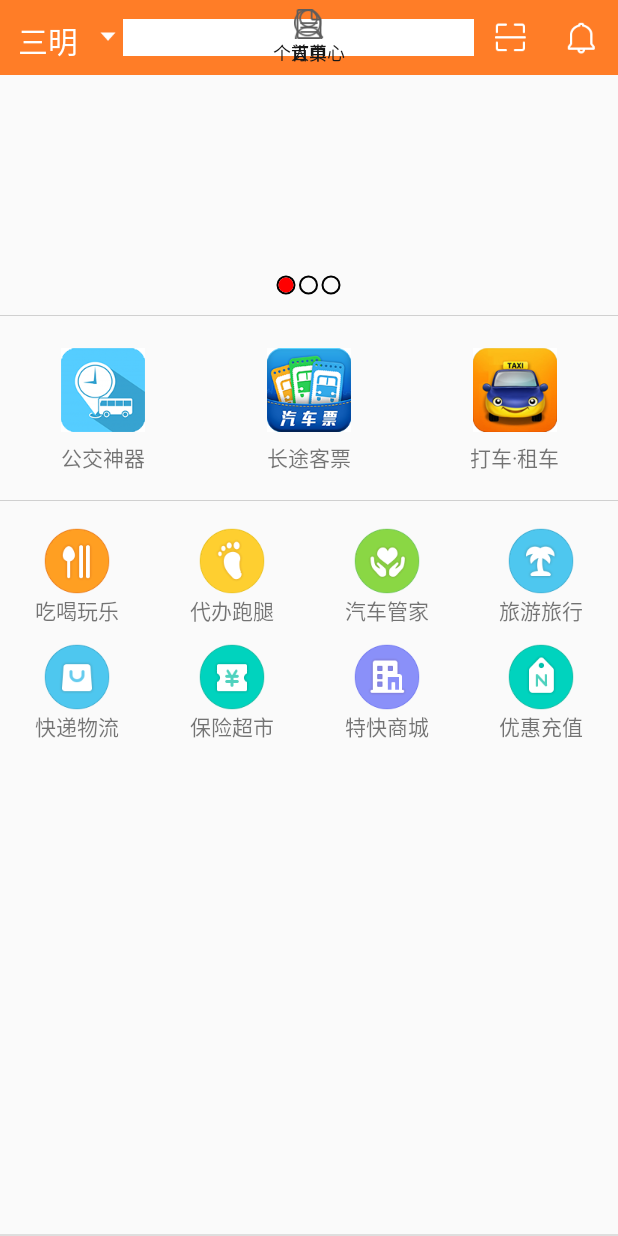
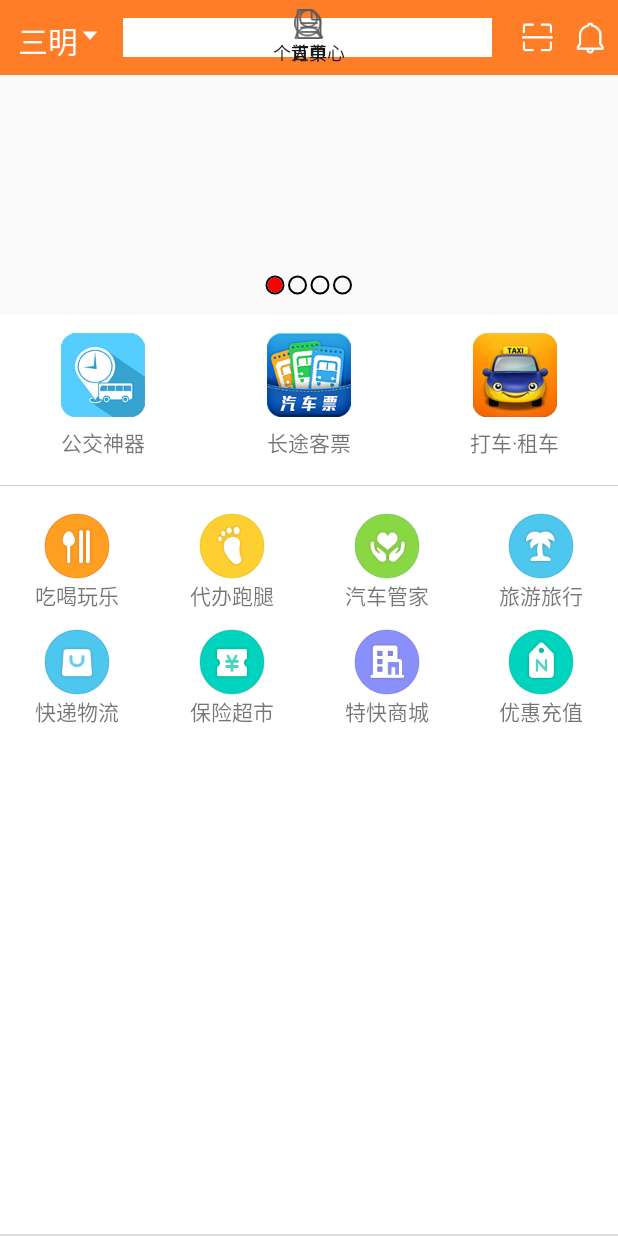
Before and after one commit to aitonjiaotong/AiTon_BaMin_Everything_2016-3-2am, an Android app: the screen it shows after launch (EverytingActivity), on a phone screen of 412 x 824 dp. Run offline under Robolectric (Android 15) with nearby library versions, the phone set to English and light mode, and no system bars; our stand-ins replace CircleImageView.

Commit message:
2016年3月1日15:03:53

```diff
--- a/八闽出行/src/main/AndroidManifest.xml
+++ b/八闽出行/src/main/AndroidManifest.xml
@@ -132,6 +132,7 @@
         </activity>
         <activity
             android:name=".EverytingActivity"
+            android:windowSoftInputMode="adjustNothing"
             android:label="@string/title_activity_everyting" >
             <intent-filter>
                 <action android:name="android.intent.action.MAIN" />
--- a/八闽出行/src/main/res/layout/fragment_main.xml
+++ b/八闽出行/src/main/res/layout/fragment_main.xml
@@ -13,10 +13,17 @@
         android:gravity="center"
         android:orientation="horizontal">
 
+        <LinearLayout
+            android:layout_width="wrap_content"
+            android:layout_height="wrap_content"
+            android:orientation="horizontal"
+            android:paddingBottom="12dp"
+            android:paddingLeft="12dp"
+            android:paddingTop="12dp">
+
             <TextView
                 android:layout_width="wrap_content"
                 android:layout_height="wrap_content"
-            android:padding="12dp"
                 android:text="三明"
                 android:textColor="@color/white"
                 android:textSize="20sp"/>
@@ -25,23 +32,25 @@
                 android:layout_width="wrap_content"
                 android:layout_height="wrap_content"
                 android:src="@mipmap/abc_spinner_mtrl_am_alpha"/>
+        </LinearLayout>
 
         <EditText
-            android:layout_width="wrap_content"
-            android:layout_height="wrap_content"
+            android:layout_width="match_parent"
+            android:layout_height="match_parent"
+            android:layout_margin="12dp"
             android:layout_weight="1"
             android:background="@color/white"/>
 
         <ImageView
             android:layout_width="wrap_content"
             android:layout_height="wrap_content"
-            android:padding="12dp"
+            android:padding="6dp"
             android:src="@mipmap/actionbar_icon_scan"/>
 
         <ImageView
             android:layout_width="wrap_content"
             android:layout_height="wrap_content"
-            android:padding="12dp"
+            android:padding="6dp"
             android:src="@mipmap/actionbar_icon_msg"/>
     </LinearLayout>
 
@@ -63,9 +72,10 @@
         android:layout_alignParentLeft="true"
         android:layout_alignParentStart="true"
         android:layout_marginBottom="10dp"
-        app:indicatorCount="3"
+        app:indicatorCount="4"
         app:layout_position="middle"
         app:radiusSize="5dp"/>
+
     <TextView
         android:id="@+id/line"
         android:layout_width="match_parent"
@@ -76,6 +86,7 @@
     <ScrollView
         android:layout_width="match_parent"
         android:layout_height="match_parent"
+        android:background="@color/white"
         android:layout_below="@+id/vp_headerview_pager">
 
         <LinearLayout
@@ -86,7 +97,6 @@
             <LinearLayout
                 android:layout_width="match_parent"
                 android:layout_height="wrap_content"
-                android:layout_marginTop="10dp"
                 android:orientation="horizontal">
 
                 <LinearLayout
@@ -152,6 +162,7 @@
                         android:text="打车·租车"/>
                 </LinearLayout>
             </LinearLayout>
+
             <TextView
                 android:id="@+id/line1"
                 android:layout_width="match_parent"
@@ -160,8 +171,9 @@
 
             <LinearLayout
                 android:layout_width="match_parent"
-                android:layout_height="wrap_content"
+                android:layout_height="match_parent"
                 android:layout_marginTop="12dp"
+                android:layout_marginBottom="12dp"
                 android:orientation="vertical">
 
                 <LinearLayout
@@ -187,6 +199,7 @@
                             android:layout_height="wrap_content"
                             android:text="吃喝玩乐"/>
                     </LinearLayout>
+
                     <LinearLayout
                         android:layout_width="match_parent"
                         android:layout_height="wrap_content"
@@ -205,6 +218,7 @@
                             android:layout_height="wrap_content"
                             android:text="代办跑腿"/>
                     </LinearLayout>
+
                     <LinearLayout
                         android:layout_width="match_parent"
                         android:layout_height="wrap_content"
@@ -223,6 +237,7 @@
                             android:layout_height="wrap_content"
                             android:text="汽车管家"/>
                     </LinearLayout>
+
                     <LinearLayout
                         android:layout_width="match_parent"
                         android:layout_height="wrap_content"
@@ -242,6 +257,7 @@
                             android:text="旅游旅行"/>
                     </LinearLayout>
                 </LinearLayout>
+
                 <LinearLayout
                     android:layout_width="match_parent"
                     android:layout_height="wrap_content"
@@ -265,6 +281,7 @@
                             android:layout_height="wrap_content"
                             android:text="快递物流"/>
                     </LinearLayout>
+
                     <LinearLayout
                         android:layout_width="match_parent"
                         android:layout_height="wrap_content"
@@ -283,6 +300,7 @@
                             android:layout_height="wrap_content"
                             android:text="保险超市"/>
                     </LinearLayout>
+
                     <LinearLayout
                         android:layout_width="match_parent"
                         android:layout_height="wrap_content"
@@ -301,6 +319,7 @@
                             android:layout_height="wrap_content"
                             android:text="特快商城"/>
                     </LinearLayout>
+
                     <LinearLayout
                         android:layout_width="match_parent"
                         android:layout_height="wrap_content"
```
Lines whose indentation alone changed are shown as unchanged.
